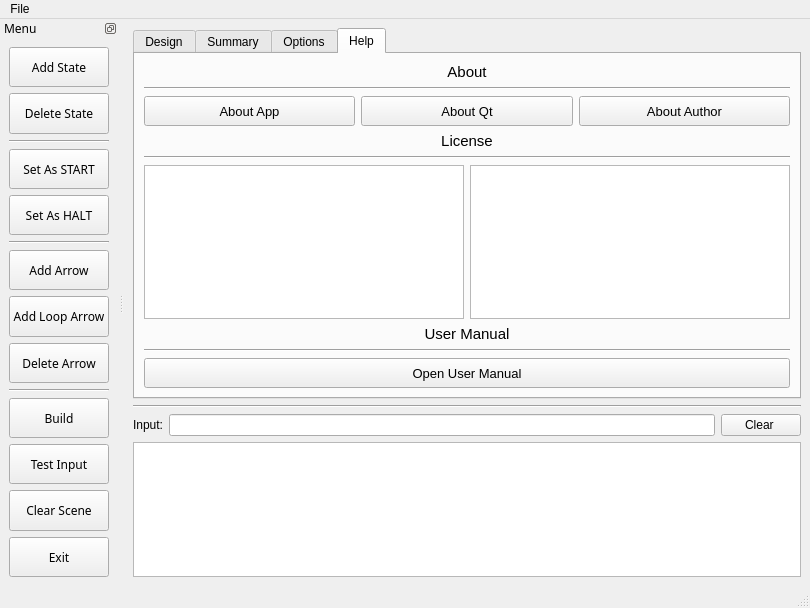
This is turingmachinewindow.ui in MaloneMKD/Turing-Machine-Simulator as Qt 5 draws it before an edit. The edited form follows.
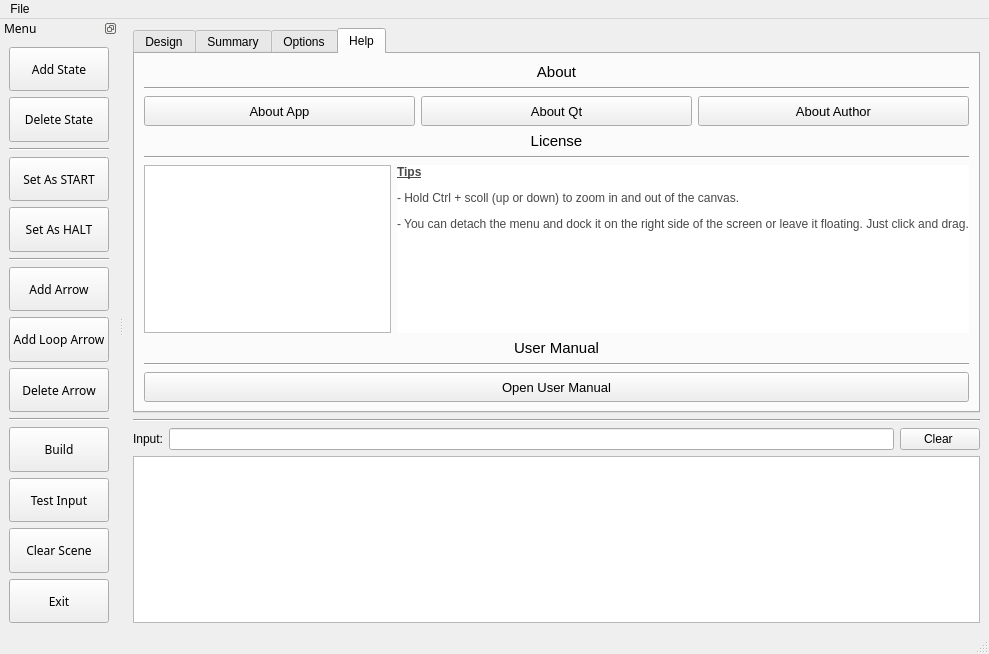
This is the edited form. The open tabs and pages were chosen to show the change. Icons and pictures are not drawn.

Commit message: Completed new UI implementation

```diff
--- a/turingmachinewindow.ui
+++ b/turingmachinewindow.ui
@@ -6,8 +6,8 @@
    <rect>
     <x>0</x>
     <y>0</y>
-    <width>810</width>
-    <height>608</height>
+    <width>989</width>
+    <height>654</height>
    </rect>
   </property>
   <property name="sizePolicy">
@@ -741,18 +741,34 @@
           </item>
           <item>
            <layout class="QHBoxLayout" name="horizontalLayout_11">
-            <item>
-             <widget class="QPlainTextEdit" name="license1TextEdit">
-              <property name="frameShadow">
-               <enum>QFrame::Raised</enum>
-              </property>
-             </widget>
-            </item>
             <item>
              <widget class="QPlainTextEdit" name="license2TextEdit">
               <property name="frameShadow">
                <enum>QFrame::Raised</enum>
               </property>
+              <property name="documentTitle">
+               <string/>
+              </property>
+              <property name="readOnly">
+               <bool>true</bool>
+              </property>
+              <property name="backgroundVisible">
+               <bool>false</bool>
+              </property>
+             </widget>
+            </item>
+            <item>
+             <widget class="QLabel" name="label_13">
+              <property name="styleSheet">
+               <string notr="true">background-color: rgb(255, 255, 255);
+color: rgb(72, 72, 72);</string>
+              </property>
+              <property name="text">
+               <string>&lt;html&gt;&lt;head/&gt;&lt;body&gt;&lt;h4 style=&quot; margin-top:12px; margin-bottom:12px; margin-left:0px; margin-right:0px; -qt-block-indent:0; text-indent:0px;&quot;&gt;&lt;span style=&quot; font-size:11pt; font-weight:700; text-decoration: underline;&quot;&gt;Tips&lt;/span&gt;&lt;/h4&gt;&lt;p&gt;- Hold Ctrl + scoll (up or down) to zoom in and out of the canvas.&lt;/p&gt;&lt;p&gt;- You can detach the menu and dock it on the right side of the screen or leave it floating. Just click and drag.&lt;/p&gt;&lt;p&gt;&lt;br/&gt;&lt;/p&gt;&lt;/body&gt;&lt;/html&gt;</string>
+              </property>
+              <property name="alignment">
+               <set>Qt::AlignLeading|Qt::AlignLeft|Qt::AlignTop</set>
+              </property>
              </widget>
             </item>
            </layout>
@@ -866,7 +882,7 @@
     <rect>
      <x>0</x>
      <y>0</y>
-     <width>810</width>
+     <width>989</width>
      <height>25</height>
     </rect>
    </property>
```
Left out of the diff: 58 changed lines with no effect on the pictures. The commit also changes 2 other files.
